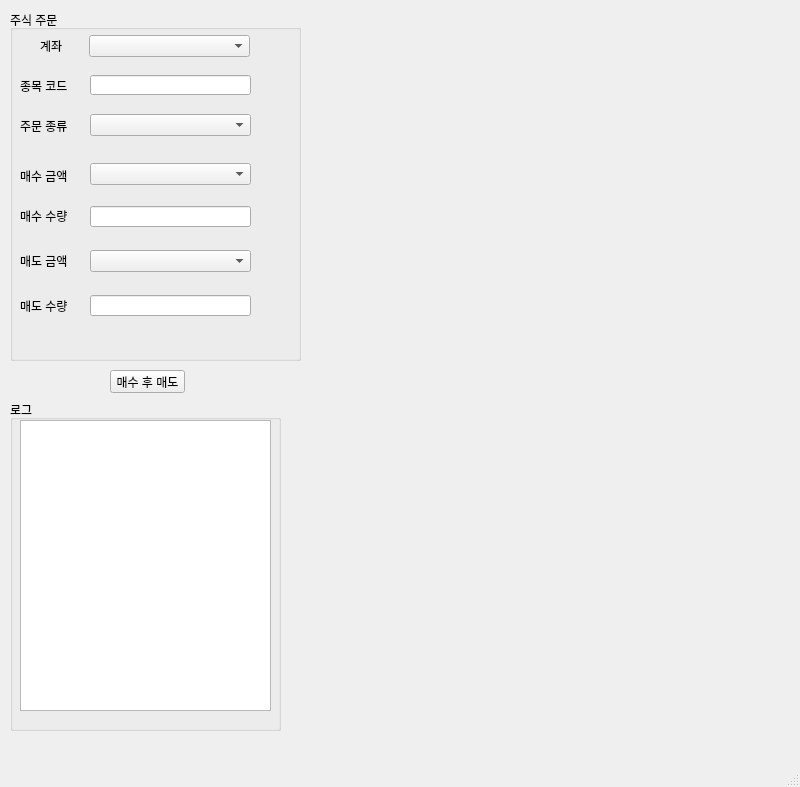
Qt form jbtrader/ch5.10/guruma_one.ui (jbpark/JbTraderExample) before a commit.
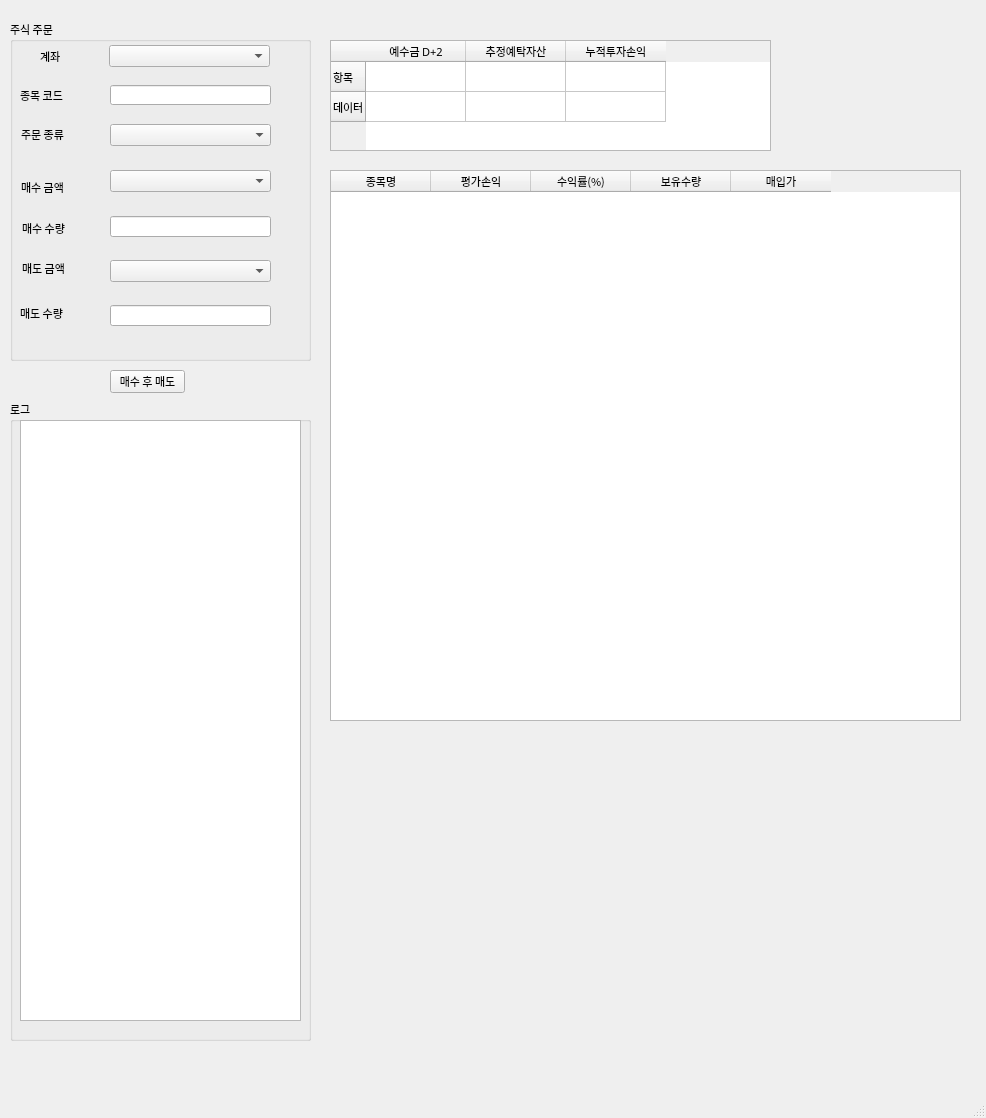
The same form after that commit. Icons and pictures are not drawn.

Commit message: 실시간 현재가를 buyPrice, sellPrice 에 적용 추가

Patch:
```diff
--- a/jbtrader/ch5.10/guruma_one.ui
+++ b/jbtrader/ch5.10/guruma_one.ui
@@ -6,10 +6,16 @@
    <rect>
     <x>0</x>
     <y>0</y>
-    <width>800</width>
-    <height>787</height>
+    <width>986</width>
+    <height>1118</height>
    </rect>
   </property>
+  <property name="font">
+   <font>
+    <family>나눔고딕</family>
+    <pointsize>8</pointsize>
+   </font>
+  </property>
   <property name="windowTitle">
    <string>Gruma One v0.1</string>
   </property>
@@ -22,9 +28,9 @@
     <property name="geometry">
      <rect>
       <x>10</x>
-      <y>10</y>
-      <width>291</width>
-      <height>351</height>
+      <y>20</y>
+      <width>301</width>
+      <height>341</height>
      </rect>
     </property>
     <property name="title">
@@ -46,7 +52,7 @@
     <widget class="QComboBox" name="accountComboBox">
      <property name="geometry">
       <rect>
-       <x>79</x>
+       <x>99</x>
        <y>25</y>
        <width>161</width>
        <height>22</height>
@@ -57,11 +63,16 @@
      <property name="geometry">
       <rect>
        <x>10</x>
-       <y>70</y>
-       <width>56</width>
-       <height>12</height>
+       <y>67</y>
+       <width>51</width>
+       <height>16</height>
       </rect>
      </property>
+     <property name="font">
+      <font>
+       <pointsize>8</pointsize>
+      </font>
+     </property>
      <property name="text">
       <string>종목 코드</string>
      </property>
@@ -69,7 +80,7 @@
     <widget class="QLineEdit" name="stockCode">
      <property name="geometry">
       <rect>
-       <x>80</x>
+       <x>100</x>
        <y>65</y>
        <width>161</width>
        <height>20</height>
@@ -79,12 +90,17 @@
     <widget class="QLabel" name="label_3">
      <property name="geometry">
       <rect>
-       <x>10</x>
-       <y>110</y>
-       <width>56</width>
-       <height>12</height>
+       <x>11</x>
+       <y>104</y>
+       <width>61</width>
+       <height>21</height>
       </rect>
      </property>
+     <property name="font">
+      <font>
+       <pointsize>8</pointsize>
+      </font>
+     </property>
      <property name="text">
       <string>주문 종류</string>
      </property>
@@ -92,7 +108,7 @@
     <widget class="QComboBox" name="orderType">
      <property name="geometry">
       <rect>
-       <x>80</x>
+       <x>100</x>
        <y>104</y>
        <width>161</width>
        <height>22</height>
@@ -102,10 +118,10 @@
     <widget class="QLabel" name="label_4">
      <property name="geometry">
       <rect>
-       <x>10</x>
-       <y>160</y>
-       <width>56</width>
-       <height>12</height>
+       <x>11</x>
+       <y>159</y>
+       <width>51</width>
+       <height>16</height>
       </rect>
      </property>
      <property name="text">
@@ -115,10 +131,10 @@
     <widget class="QLabel" name="label_5">
      <property name="geometry">
       <rect>
-       <x>10</x>
-       <y>200</y>
+       <x>12</x>
+       <y>198</y>
        <width>56</width>
-       <height>12</height>
+       <height>21</height>
       </rect>
      </property>
      <property name="text">
@@ -128,10 +144,10 @@
     <widget class="QLabel" name="label_6">
      <property name="geometry">
       <rect>
-       <x>10</x>
-       <y>245</y>
+       <x>12</x>
+       <y>240</y>
        <width>56</width>
-       <height>12</height>
+       <height>16</height>
       </rect>
      </property>
      <property name="text">
@@ -142,9 +158,9 @@
      <property name="geometry">
       <rect>
        <x>10</x>
-       <y>290</y>
+       <y>285</y>
        <width>56</width>
-       <height>12</height>
+       <height>16</height>
       </rect>
      </property>
      <property name="text">
@@ -154,7 +170,7 @@
     <widget class="QLineEdit" name="buyAmount">
      <property name="geometry">
       <rect>
-       <x>80</x>
+       <x>100</x>
        <y>196</y>
        <width>161</width>
        <height>21</height>
@@ -164,7 +180,7 @@
     <widget class="QLineEdit" name="sellAmount">
      <property name="geometry">
       <rect>
-       <x>80</x>
+       <x>100</x>
        <y>285</y>
        <width>161</width>
        <height>21</height>
@@ -174,8 +190,8 @@
     <widget class="QComboBox" name="buyPrice">
      <property name="geometry">
       <rect>
-       <x>80</x>
-       <y>153</y>
+       <x>100</x>
+       <y>150</y>
        <width>161</width>
        <height>22</height>
       </rect>
@@ -184,7 +200,7 @@
     <widget class="QComboBox" name="sellPrice">
      <property name="geometry">
       <rect>
-       <x>80</x>
+       <x>100</x>
        <y>240</y>
        <width>161</width>
        <height>22</height>
@@ -210,8 +226,8 @@
      <rect>
       <x>10</x>
       <y>400</y>
-      <width>271</width>
-      <height>331</height>
+      <width>301</width>
+      <height>641</height>
      </rect>
     </property>
     <property name="title">
@@ -222,12 +238,82 @@
       <rect>
        <x>10</x>
        <y>20</y>
-       <width>251</width>
-       <height>291</height>
+       <width>281</width>
+       <height>601</height>
       </rect>
      </property>
     </widget>
    </widget>
+   <widget class="QTableWidget" name="accountBalance">
+    <property name="geometry">
+     <rect>
+      <x>330</x>
+      <y>40</y>
+      <width>441</width>
+      <height>111</height>
+     </rect>
+    </property>
+    <row>
+     <property name="text">
+      <string>항목</string>
+     </property>
+    </row>
+    <row>
+     <property name="text">
+      <string>데이터</string>
+     </property>
+    </row>
+    <column>
+     <property name="text">
+      <string>예수금 D+2</string>
+     </property>
+    </column>
+    <column>
+     <property name="text">
+      <string>추정예탁자산</string>
+     </property>
+    </column>
+    <column>
+     <property name="text">
+      <string>누적투자손익</string>
+     </property>
+    </column>
+   </widget>
+   <widget class="QTableWidget" name="accountStocks">
+    <property name="geometry">
+     <rect>
+      <x>330</x>
+      <y>170</y>
+      <width>631</width>
+      <height>551</height>
+     </rect>
+    </property>
+    <column>
+     <property name="text">
+      <string>종목명</string>
+     </property>
+    </column>
+    <column>
+     <property name="text">
+      <string>평가손익</string>
+     </property>
+    </column>
+    <column>
+     <property name="text">
+      <string>수익률(%)</string>
+     </property>
+    </column>
+    <column>
+     <property name="text">
+      <string>보유수량</string>
+     </property>
+    </column>
+    <column>
+     <property name="text">
+      <string>매입가</string>
+     </property>
+    </column>
+   </widget>
   </widget>
   <widget class="QMenuBar" name="menubar">
    <property name="geometry">
```
Left out of the diff: 2 changed lines with no effect on the pictures. The commit also changes 1 other file.
